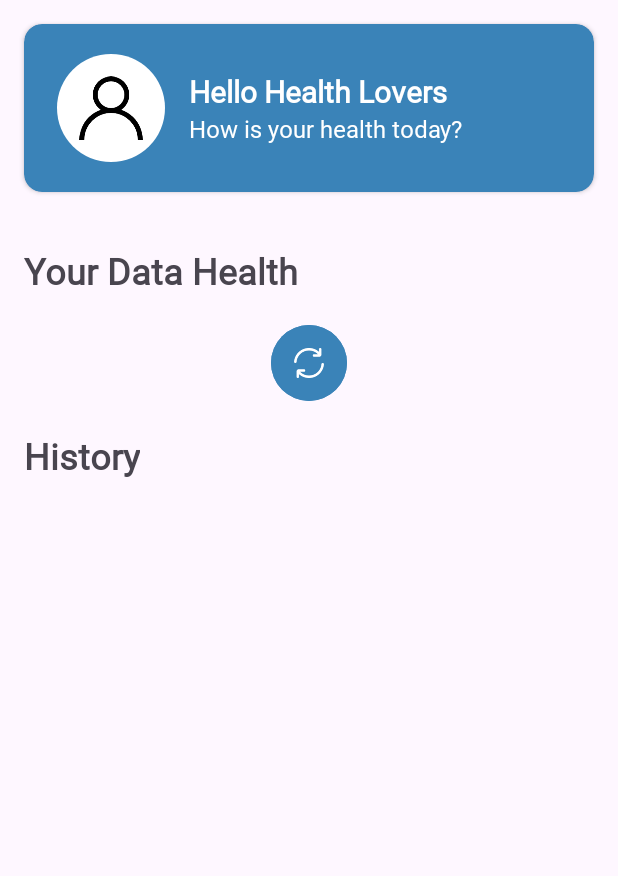
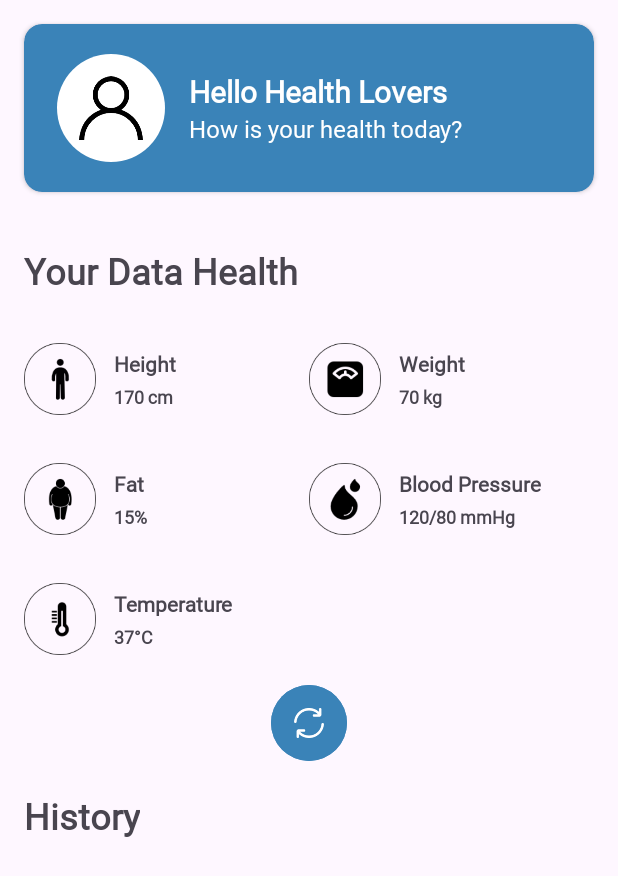
Before and after one commit to Izzed1/MSCIOT, an Android app: the HomeActivity screen opened directly, with no data from a screen before it, on a phone screen of 412 x 824 dp. Shown: the top 876 px of the screen. Run offline under Robolectric (Android 15) with nearby library versions, the phone set to English and light mode, and no system bars; our stand-ins replace CircleImageView.

Commit message:
add data local

```diff
--- /dev/null
+++ b/app/src/main/java/com/unissula/msciot/HealthDataAdapter.kt
@@ -0,0 +1,38 @@
+package com.unissula.msciot
+
+import android.view.LayoutInflater
+import android.view.View
+import android.view.ViewGroup
+import android.widget.ImageView
+import android.widget.TextView
+import androidx.recyclerview.widget.RecyclerView
+
+class HealthDataAdapter(private val items: List<HealthDataItem>) :
+    RecyclerView.Adapter<HealthDataAdapter.ViewHolder>() {
+
+    override fun onCreateViewHolder(parent: ViewGroup, viewType: Int): ViewHolder {
+        val view = LayoutInflater.from(parent.context)
+            .inflate(R.layout.item_data_health, parent, false)
+        return ViewHolder(view)
+    }
+
+    override fun onBindViewHolder(holder: ViewHolder, position: Int) {
+        holder.bind(items[position])
+    }
+
+    override fun getItemCount(): Int {
+        return items.size
+    }
+
+    inner class ViewHolder(itemView: View) : RecyclerView.ViewHolder(itemView) {
+
+        private val titleView: TextView = itemView.findViewById(R.id.tv_title_item)
+        private val valueView: TextView = itemView.findViewById(R.id.tv_value_item)
+        private val iconView: ImageView = itemView.findViewById(R.id.iv_icon_item)
+        fun bind(item: HealthDataItem) {
+            titleView.text = item.itemName
+            valueView.text = item.itemValue
+            iconView.setImageResource(item.iconResId)
+        }
+    }
+}
--- /dev/null
+++ b/app/src/main/java/com/unissula/msciot/HealthDataItem.kt
@@ -0,0 +1,7 @@
+package com.unissula.msciot
+
+data class HealthDataItem(
+    val iconResId: Int,
+    val itemName: String,
+    val itemValue: String,
+)
--- a/app/src/main/java/com/unissula/msciot/HomeActivity.kt
+++ b/app/src/main/java/com/unissula/msciot/HomeActivity.kt
@@ -2,10 +2,30 @@ package com.unissula.msciot
 
 import androidx.appcompat.app.AppCompatActivity
 import android.os.Bundle
+import androidx.recyclerview.widget.GridLayoutManager
+import androidx.recyclerview.widget.RecyclerView
 
 class HomeActivity : AppCompatActivity() {
     override fun onCreate(savedInstanceState: Bundle?) {
         super.onCreate(savedInstanceState)
         setContentView(R.layout.activity_home)
+
+        HealthData()
+    }
+
+    private fun HealthData() {
+        val healthDataItems = listOf(
+            HealthDataItem(R.drawable.ic_height, "Height", "170 cm"),
+            HealthDataItem(R.drawable.ic_weight, "Weight", "70 kg"),
+            HealthDataItem(R.drawable.ic_fat, "Fat", "15%"),
+            HealthDataItem(R.drawable.ic_blood_pressure, "Blood Pressure", "120/80 mmHg"),
+            HealthDataItem(R.drawable.ic_temperature, "Temperature", "37°C")
+        )
+
+        val rvDataHealth: RecyclerView = findViewById(R.id.rv_data_health)
+        val healthDataAdapter = HealthDataAdapter(healthDataItems)
+
+        rvDataHealth.layoutManager = GridLayoutManager(this, 2)
+        rvDataHealth.adapter = healthDataAdapter
     }
 }
--- a/app/src/main/res/layout/item_data_health.xml
+++ b/app/src/main/res/layout/item_data_health.xml
@@ -7,8 +7,8 @@
 
     <ImageView
         android:id="@+id/iv_icon_item"
-        android:layout_width="64dp"
-        android:layout_height="64dp"
+        android:layout_width="48dp"
+        android:layout_height="48dp"
         app:layout_constraintStart_toStartOf="parent"
         app:layout_constraintTop_toTopOf="parent"
         tools:src="@drawable/ic_height" />
@@ -16,30 +16,29 @@
     <LinearLayout
         android:layout_width="wrap_content"
         android:layout_height="wrap_content"
-        android:layout_marginStart="16dp"
+        android:layout_marginStart="12dp"
         android:orientation="vertical"
         app:layout_constraintBottom_toBottomOf="@id/iv_icon_item"
         app:layout_constraintStart_toEndOf="@id/iv_icon_item"
         app:layout_constraintTop_toTopOf="@id/iv_icon_item">
 
         <TextView
+            android:id="@+id/tv_title_item"
             android:layout_width="wrap_content"
             android:layout_height="wrap_content"
             android:fontFamily="@font/roboto_regular"
-            android:textSize="18sp"
+            android:textSize="14sp"
             android:textStyle="bold"
             tools:text="Height" />
 
         <TextView
+            android:id="@+id/tv_value_item"
             android:layout_width="wrap_content"
             android:layout_height="wrap_content"
             android:layout_marginTop="4dp"
             android:fontFamily="@font/roboto_regular"
-            android:textSize="14sp"
+            android:textSize="12sp"
             android:textStyle="bold"
             tools:text="170 cm" />
-
     </LinearLayout>
-
-
 </androidx.constraintlayout.widget.ConstraintLayout>
```
